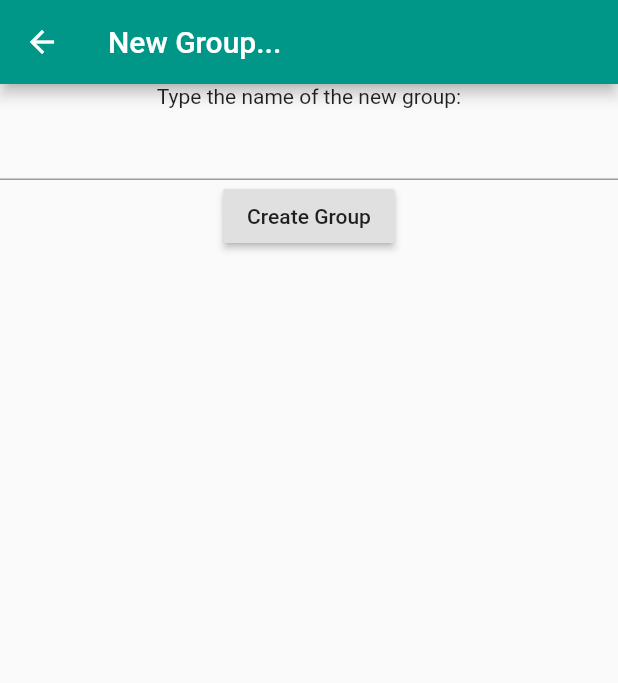
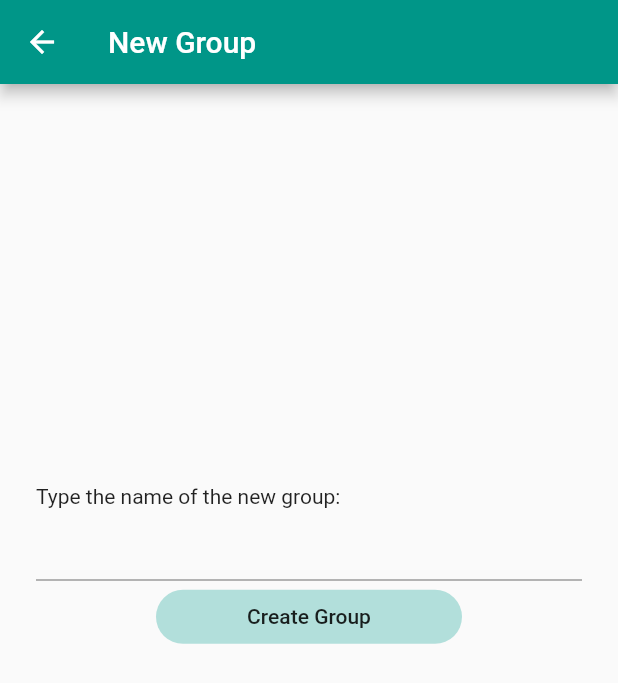
Before and after one commit to pauek/whatsapp-firebase, a Flutter app: the NewGroupPage screen opened by its route, on a phone screen of 412 x 824 dp. Shown: the top 683 px of the screen. Run offline on Flutter 3.47's test engine with Material 2 defaults, Android fonts, the phone set to English and light mode, and no system bars; our stand-ins replace cloud_firestore; accounts and stored records are empty.

Commit message:
Mejoro la pantalla de creación de un grupo

```diff
--- a/lib/pages/new_group_page.dart
+++ b/lib/pages/new_group_page.dart
@@ -17,20 +17,36 @@ class _NewGroupPageState extends State<NewGroupPage> {
   @override
   Widget build(BuildContext context) {
     return Scaffold(
-      appBar: AppBar(title: Text('New Group...')),
-      body: Column(
+      appBar: AppBar(title: Text('New Group')),
+      body: Padding(
+        padding: const EdgeInsets.all(24.0),
+        child: Column(
+          crossAxisAlignment: CrossAxisAlignment.stretch,
           children: <Widget>[
+            Spacer(flex: 2),
             Text('Type the name of the new group:'),
             TextField(
               controller: _controller,
             ),
-          RaisedButton(
+            Row(
+              children: <Widget>[
+                SizedBox(width: 80),
+                Expanded(
+                  child: FlatButton(
+                    shape: StadiumBorder(),
+                    color: Theme.of(context).primaryColorLight,
                     child: Text('Create Group'),
                     onPressed: () {
                       Navigator.of(context).pop(_controller.text);
                     },
-          )
+                  ),
+                ),
+                SizedBox(width: 80),
               ],
+            ),
+            Spacer(flex: 3),
+          ],
+        ),
       ),
     );
   }
```
Lines whose indentation alone changed are shown as unchanged.
